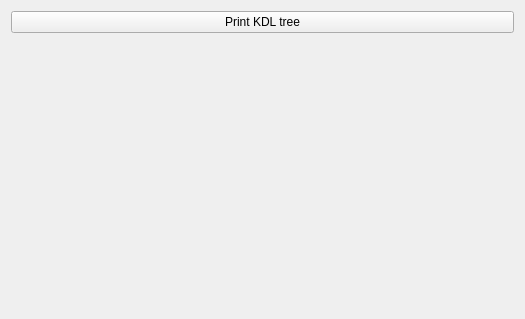
Before: the Qt Designer form Resources/UI/qSlicerSlicerRos2ModuleWidget.ui in rosmed/slicer_ros2_module, drawn with Qt 5.
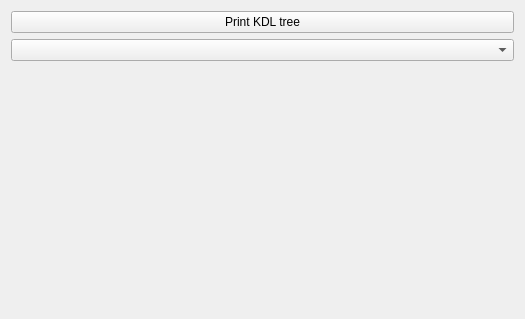
After: the same form once the commit is applied. Custom widgets are drawn as their Qt base class.

Commit message: Re #7: Added combo box with urdf file name but need to get the file from the directory instead of just the path.

Patch:
```diff
--- a/Resources/UI/qSlicerSlicerRos2ModuleWidget.ui
+++ b/Resources/UI/qSlicerSlicerRos2ModuleWidget.ui
@@ -21,6 +21,9 @@
      </property>
     </widget>
    </item>
+   <item>
+    <widget class="QComboBox" name="fileSelector"/>
+   </item>
    <item>
     <spacer name="verticalSpacer">
      <property name="orientation">
```
The commit also changes 4 other files.
